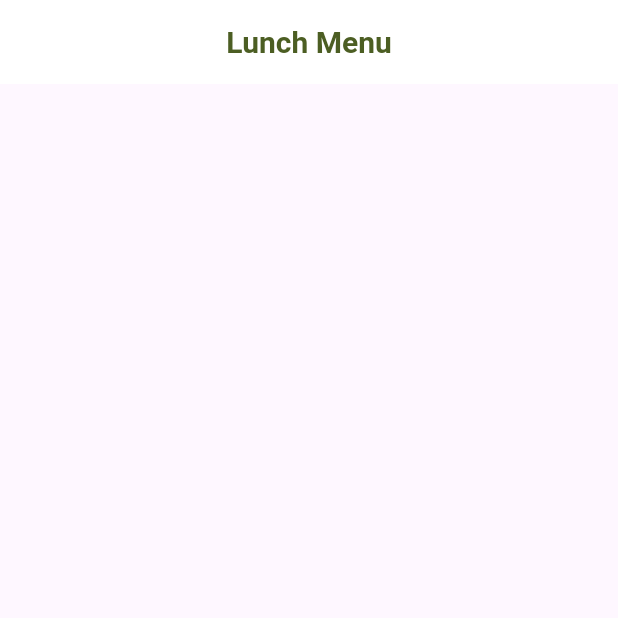
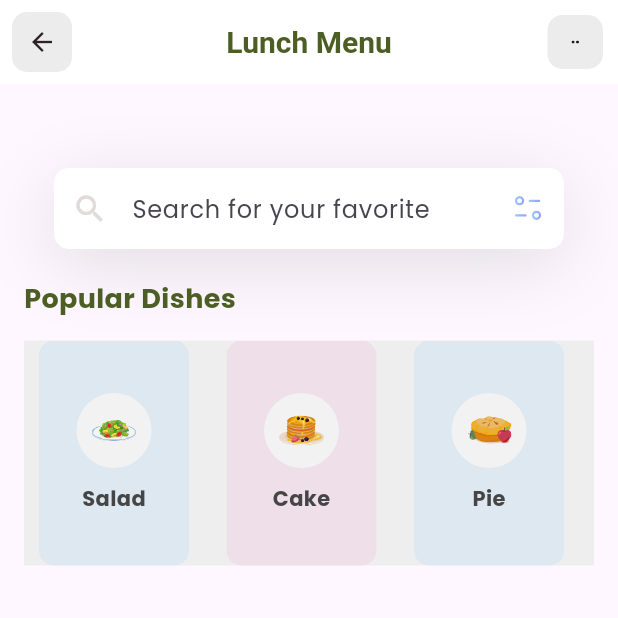
Before and after one commit to athsarab/food_cart_mobileapp, a Flutter app: the screen it shows after launch, on a phone screen of 412 x 824 dp, the top half of it. Run offline on Flutter 3.47's test engine with Material 3 defaults, Android fonts, the phone set to English and light mode, and no system bars; our stand-ins replace flutter_svg.

Commit message:
populer dishers scroll view

```diff
--- a/lib/main.dart
+++ b/lib/main.dart
@@ -15,6 +15,6 @@ class MyApp extends StatelessWidget {
         theme: ThemeData(
           fontFamily: 'Poppins',
         ),
-        home: const HomePage());
+        home: HomePage());
   }
 }
--- /dev/null
+++ b/lib/models/category_model.dart
@@ -0,0 +1,39 @@
+import 'package:flutter/material.dart';
+
+class CategoryModel {
+  String name;
+  String iconPath;
+  Color boxColor;
+
+  CategoryModel({
+    required this.name,
+    required this.iconPath,
+    required this.boxColor,
+  });
+
+  static List<CategoryModel> getCategories() {
+    List<CategoryModel> categories = [];
+
+    categories.add(CategoryModel(
+        name: 'Salad',
+        iconPath: 'assets/icons/plate.svg',
+        boxColor: Color(0xff9DCEFF)));
+
+    categories.add(CategoryModel(
+        name: 'Cake',
+        iconPath: 'assets/icons/pancakes.svg',
+        boxColor: Color(0xffEEA4CE)));
+
+    categories.add(CategoryModel(
+        name: 'Pie',
+        iconPath: 'assets/icons/pie.svg',
+        boxColor: Color(0xff9DCEFF)));
+
+    categories.add(CategoryModel(
+        name: 'Smoothies',
+        iconPath: 'assets/icons/orange-snacks.svg',
+        boxColor: Color(0xffEEA4CE)));
+
+    return categories;
+  }
+}
--- a/lib/pages/home.dart
+++ b/lib/pages/home.dart
@@ -1,7 +1,66 @@
+import 'package:ffod_app/models/category_model.dart';
 import 'package:flutter/material.dart';
+import 'package:flutter_svg/flutter_svg.dart';
 
-class HomePage extends StatelessWidget {
+class HomePage extends StatefulWidget {
   const HomePage({super.key});
+
+  @override
+  State<HomePage> createState() => _HomePageState();
+}
+
+class _HomePageState extends State<HomePage> {
+  List<CategoryModel> categories = [];
+
+  @override
+  void initState() {
+    super.initState();
+    _getCategories();
+  }
+
+  void _getCategories() {
+    categories = CategoryModel.getCategories();
+  }
+
+  Widget _searchField() {
+    return Container(
+      margin: const EdgeInsets.only(top: 40, left: 20, right: 20),
+      decoration: BoxDecoration(
+        color: Colors.white,
+        boxShadow: [
+          BoxShadow(
+            color: const Color(0x1A000000).withOpacity(0.11),
+            blurRadius: 40,
+            spreadRadius: 0.0,
+            offset: const Offset(0, 10),
+          ),
+        ],
+        borderRadius: BorderRadius.circular(10),
+      ),
+      child: TextField(
+        decoration: InputDecoration(
+          filled: true,
+          fillColor: Colors.white,
+          contentPadding: const EdgeInsets.all(15),
+          hintText: 'Search for your favorite',
+          border: OutlineInputBorder(
+            borderRadius: BorderRadius.circular(15),
+            borderSide: BorderSide.none,
+          ),
+          prefixIcon: const Icon(Icons.search,
+              color: Color.fromARGB(255, 224, 218, 218)),
+          suffixIcon: Padding(
+            padding: const EdgeInsets.all(12.0),
+            child: SvgPicture.asset(
+              'assets/icons/Filter.svg',
+              width: 20,
+              height: 20,
+            ),
+          ),
+        ),
+      ),
+    );
+  }
 
   @override
   Widget build(BuildContext context) {
@@ -16,8 +75,113 @@ class HomePage extends StatelessWidget {
         ),
         backgroundColor: const Color.fromARGB(255, 255, 255, 255),
         elevation: 0,
-        leading: Container(
-          margin: EdgeInsets.all(10),
+        leading: Padding(
+          padding: const EdgeInsets.all(8.0),
+          child: Container(
+            decoration: BoxDecoration(
+              color: const Color.fromARGB(255, 236, 236, 236),
+              borderRadius: BorderRadius.circular(10),
+            ),
+            child: IconButton(
+              padding: EdgeInsets.zero,
+              onPressed: () {
+                Navigator.of(context).pop();
+              },
+              icon: const Icon(
+                Icons.arrow_back,
+                size: 20,
+                color: Color.fromARGB(255, 43, 35, 35),
+              ),
+            ),
+          ),
+        ),
+        actions: [
+          GestureDetector(
+            onTap: () {
+              // Add your action here
+            },
+            child: Container(
+              margin: const EdgeInsets.all(10),
+              alignment: Alignment.center,
+              width: 37,
+              decoration: BoxDecoration(
+                color: const Color.fromARGB(255, 236, 236, 236),
+                borderRadius: BorderRadius.circular(10),
+              ),
+              child: SvgPicture.asset(
+                'assets/icons/dots.svg',
+                width: 5,
+                height: 5,
+              ),
+            ),
+          ),
+        ],
+      ),
+      body: Padding(
+        padding: const EdgeInsets.all(16.0),
+        child: Column(
+          crossAxisAlignment: CrossAxisAlignment.start,
+          children: [
+            _searchField(),
+            const SizedBox(height: 20),
+            const Text(
+              'Popular Dishes',
+              style: TextStyle(
+                fontSize: 18,
+                fontWeight: FontWeight.bold,
+                color: Color.fromARGB(255, 76, 94, 35),
+              ),
+            ),
+            const SizedBox(height: 15),
+            Container(
+              height: 150,
+              color: Colors.grey[200],
+              child: ListView.separated(
+                itemCount: categories.length,
+                scrollDirection: Axis.horizontal,
+                padding: const EdgeInsets.symmetric(horizontal: 10),
+                separatorBuilder: (context, index) => const SizedBox(width: 25),
+                itemBuilder: (context, index) {
+                  return Container(
+                    width: 100,
+                    decoration: BoxDecoration(
+                      color: categories[index].boxColor.withOpacity(0.2),
+                      borderRadius: BorderRadius.circular(10),
+                    ),
+                    child: Column(
+                      mainAxisAlignment: MainAxisAlignment.center,
+                      children: [
+                        Container(
+                          width: 50,
+                          height: 50,
+                          decoration: const BoxDecoration(
+                            color: Color(0xffF2F2F2),
+                            shape: BoxShape.circle,
+                          ),
+                          child: Center(
+                            child: SvgPicture.asset(
+                              categories[index].iconPath,
+                              width: 30,
+                              height: 30,
+                            ),
+                          ),
+                        ),
+                        const SizedBox(height: 10),
+                        Text(
+                          categories[index].name,
+                          style: const TextStyle(
+                            fontSize: 14,
+                            fontWeight: FontWeight.bold,
+                            color: Color.fromARGB(255, 70, 69, 69),
+                          ),
+                        ),
+                      ],
+                    ),
+                  );
+                },
+              ),
+            ),
+          ],
         ),
       ),
     );
```
Also changed, not shown: pubspec.yaml (+1 -8 lines).
